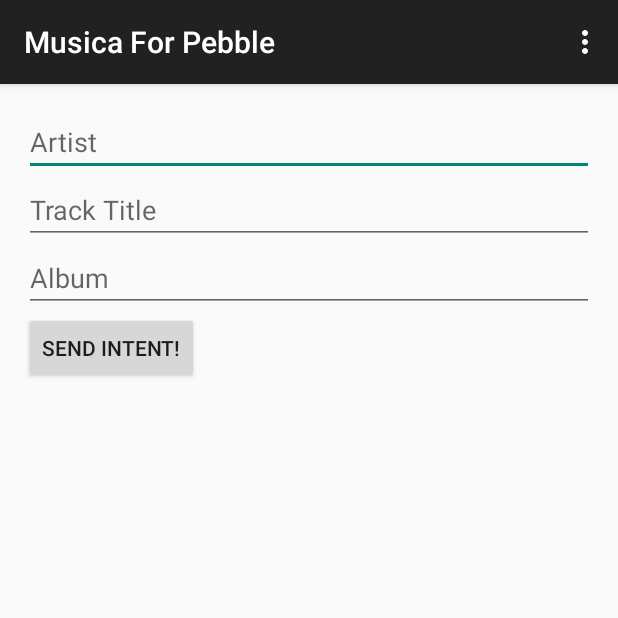
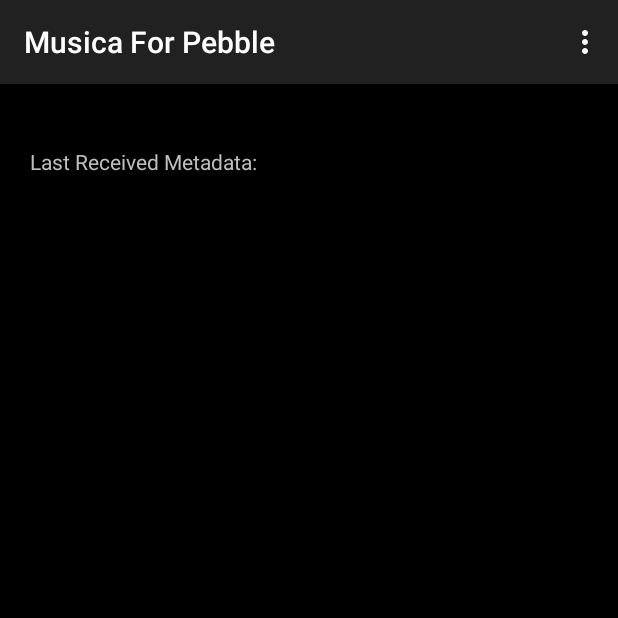
Before and after one commit to ransagy/MusicaForPebble, an Android app: the screen it shows after launch (MainActivity), on a phone screen of 412 x 824 dp, the top half of it. Run offline under Robolectric (Android 15) with nearby library versions, the phone set to English and light mode, and no system bars; libraries missing offline, so code that uses them is left out: com.getpebble.android.

Commit message:
Removed debug UI and added some simple informative UI for latest metadata captured for now. Fixed an issue with untagged files (Ringtones, Recorded voice messages, etc).

```diff
--- a/app/src/main/java/com/ransagy/musicaforpebble/MainActivity.java
+++ b/app/src/main/java/com/ransagy/musicaforpebble/MainActivity.java
@@ -1,22 +1,46 @@
 package com.ransagy.musicaforpebble;
 
+import android.content.BroadcastReceiver;
+import android.content.Context;
 import android.content.Intent;
+import android.content.IntentFilter;
 import android.os.Bundle;
+import android.os.Handler;
+import android.support.v4.content.LocalBroadcastManager;
 import android.support.v7.app.ActionBarActivity;
+import android.util.Pair;
 import android.view.Menu;
 import android.view.MenuItem;
 import android.view.View;
 import android.widget.TextView;
 
-public class MainActivity extends ActionBarActivity implements View.OnClickListener {
+public class MainActivity extends ActionBarActivity {
+
+    private String[] metaArray = null;
+
+    private BroadcastReceiver mServiceDataReceiver = new BroadcastReceiver() {
+        @Override
+        public void onReceive(Context context, Intent intent) {
+            // Extract metadata from intent.
+            metaArray = intent.getStringArrayExtra(MetaChangedService.LOCAL_DATA);
+
+            // Handle Android UI operations in a handler
+            new Handler().post(new Runnable() {
+                @Override
+                public void run() {
+                    // Set UI fields to the new values.
+                    ((TextView) findViewById(R.id.txtArtistMain)).setText(metaArray[0]);
+                    ((TextView) findViewById(R.id.txtTrackMain)).setText(metaArray[1]);
+                    ((TextView) findViewById(R.id.txtAlbumMain)).setText(metaArray[2]);
+                }
+            });
+        }
+    };
 
     @Override
     protected void onCreate(Bundle savedInstanceState) {
         super.onCreate(savedInstanceState);
         setContentView(R.layout.activity_main);
-
-        // Set this class to listen to click events on our buttons.
-        findViewById(R.id.sendIntentButton).setOnClickListener(this);
 
         // Only if we're not running yet, start our service with an explicit intent.
         if (!MetaChangedService.IsRunning) {
@@ -24,23 +48,9 @@ public class MainActivity extends ActionBarActivity implements View.OnClickListe
             i.setClass(this, MetaChangedService.class);
             this.startService(i);
         }
-    }
 
-    @Override
-    public void onClick(View v) {
-        switch (v.getId()) {
-            case R.id.sendIntentButton:
-                // Make an intent to mimic a real metadata change broadcast.
-                Intent i = new Intent(MetaHelper.ANDROID_MUSIC_METACHANGED_INTENT);
-
-                // Use the UI values for the intent.
-                i.putExtra(MetaHelper.MetadataParts.ARTIST, ((TextView) findViewById(R.id.txtArtist)).getText().toString());
-                i.putExtra(MetaHelper.MetadataParts.TRACK, ((TextView) findViewById(R.id.txtTrack)).getText().toString());
-                i.putExtra(MetaHelper.MetadataParts.ALBUM, ((TextView) findViewById(R.id.txtAlbum)).getText().toString());
-
-                sendBroadcast(i);
-                break;
-        }
+        // Register for changes sent from our service.
+        LocalBroadcastManager.getInstance(getApplicationContext()).registerReceiver(mServiceDataReceiver, new IntentFilter(MetaChangedService.LOCAL_INTENT));
     }
 
     @Override
--- a/app/src/main/java/com/ransagy/musicaforpebble/MetaChangedService.java
+++ b/app/src/main/java/com/ransagy/musicaforpebble/MetaChangedService.java
@@ -6,8 +6,10 @@ import android.content.Context;
 import android.content.Intent;
 import android.content.IntentFilter;
 import android.media.AudioManager;
+import android.os.Bundle;
 import android.os.Handler;
 import android.os.IBinder;
+import android.support.v4.content.LocalBroadcastManager;
 import android.util.Log;
 import android.util.Pair;
 import android.view.KeyEvent;
@@ -18,14 +20,16 @@ import com.getpebble.android.kit.util.PebbleDictionary;
 public class MetaChangedService extends Service {
 
     public static boolean IsRunning = false;
+    public static final String LOCAL_INTENT = "MetaChangedServiceUpdate";
+    public static final String LOCAL_DATA = "Data";
 
     private AudioManager audioManagerInstance;
     private final String LOG_TAG = this.getClass().getSimpleName();
     private Handler uiHandler = new Handler();
 
-    private Pair<String,String> lastArtist = new Pair<>("","");
-    private Pair<String,String> lastTrack = new Pair<>("","");
-    private Pair<String,String> lastAlbum = new Pair<>("","");
+    private Pair<String, String> lastArtist = new Pair<>("", "");
+    private Pair<String, String> lastTrack = new Pair<>("", "");
+    private Pair<String, String> lastAlbum = new Pair<>("", "");
 
     private BroadcastReceiver mMetaChangedReceiver = new BroadcastReceiver() {
         @Override
@@ -35,11 +39,15 @@ public class MetaChangedService extends Service {
             String album = intent.getStringExtra(MetaHelper.MetadataParts.ALBUM);
             String track = intent.getStringExtra(MetaHelper.MetadataParts.TRACK);
 
-            lastArtist = RTLHelper.ReorderRTLTextForPebble(artist, 13);
-            lastTrack = RTLHelper.ReorderRTLTextForPebble(track, 10);
-            lastAlbum = RTLHelper.ReorderRTLTextForPebble(album, 13);
+            lastArtist = RTLHelper.ReorderRTLTextForPebble(artist, PebbleHelper.MAX_LARGE_BOLD_TEXT_PER_LINE);
+            lastTrack = RTLHelper.ReorderRTLTextForPebble(track, PebbleHelper.MAX_SMALL_BOLD_TEXT_PER_LINE);
+            lastAlbum = RTLHelper.ReorderRTLTextForPebble(album, PebbleHelper.MAX_LARGE_BOLD_TEXT_PER_LINE);
 
             PebbleHelper.SendMetadataToWatch(getApplicationContext(), lastArtist, lastAlbum, lastTrack);
+
+            Intent localIntent = new Intent(LOCAL_INTENT);
+            localIntent.putExtra(LOCAL_DATA, new String[]{artist, track, album});
+            LocalBroadcastManager.getInstance(getApplicationContext()).sendBroadcast(localIntent);
         }
     };
 
@@ -75,6 +83,8 @@ public class MetaChangedService extends Service {
         @Override
         public void receiveData(final Context context, final int transactionId, final PebbleDictionary data) {
 
+            PebbleKit.sendAckToPebble(getApplicationContext(), transactionId);
+
             if (data.contains(PebbleHelper.AppKeys.INIT)) {
                 Log.i(LOG_TAG, "Received init data from watchapp.");
                 PebbleHelper.SendMetadataToWatch(getApplicationContext(), lastArtist, lastAlbum, lastTrack);
@@ -104,8 +114,6 @@ public class MetaChangedService extends Service {
                         /* Update your UI here. */
                 }
             });
-
-            PebbleKit.sendAckToPebble(getApplicationContext(), transactionId);
         }
     };
 
@@ -134,7 +142,7 @@ public class MetaChangedService extends Service {
         audioManagerInstance = (AudioManager) getApplicationContext().getSystemService(Context.AUDIO_SERVICE);
 
         // Register our metadata change receiver and flag we're running already.
-        registerReceiver(mMetaChangedReceiver, new IntentFilter(MetaHelper.ANDROID_MUSIC_METACHANGED_INTENT));
+        registerReceiver(mMetaChangedReceiver, new IntentFilter(MetaHelper.ANDROID_MUSIC_META_CHANGED_INTENT));
 
         // Register Pebble receivers.
         PebbleKit.registerPebbleConnectedReceiver(getApplicationContext(), mPebbleConnectedReceiver);
--- a/app/src/main/java/com/ransagy/musicaforpebble/MetaHelper.java
+++ b/app/src/main/java/com/ransagy/musicaforpebble/MetaHelper.java
@@ -2,7 +2,7 @@ package com.ransagy.musicaforpebble;
 
 public class MetaHelper {
 
-    public static final String ANDROID_MUSIC_METACHANGED_INTENT = "com.android.music.metachanged";
+    public static final String ANDROID_MUSIC_META_CHANGED_INTENT = "com.android.music.metachanged";
 
     public class MetadataParts {
         public static final String TRACK = "track";
--- a/app/src/main/java/com/ransagy/musicaforpebble/PebbleHelper.java
+++ b/app/src/main/java/com/ransagy/musicaforpebble/PebbleHelper.java
@@ -11,6 +11,8 @@ import java.util.UUID;
 public class PebbleHelper {
 
     public final static UUID PEBBLE_APP_UUID = UUID.fromString("71bfc6b0-3969-463d-857b-14ad6004224b");
+    public final static int MAX_LARGE_BOLD_TEXT_PER_LINE = 13;
+    public final static int MAX_SMALL_BOLD_TEXT_PER_LINE = 10;
 
     public class AppKeys {
         public static final int ARTIST = 0x0;
--- a/app/src/main/java/com/ransagy/musicaforpebble/RTLHelper.java
+++ b/app/src/main/java/com/ransagy/musicaforpebble/RTLHelper.java
@@ -13,6 +13,8 @@ public class RTLHelper {
     }
 
     public static Pair<String, String> ReorderRTLTextForPebble(String source, int charLimit) {
+        if (source == null || source == "") return new Pair<>("","");
+
         if (!hebrewPattern.matcher(source).find()) {
             return new Pair<>(source, "");
         } else {
--- a/app/src/main/res/layout/activity_main.xml
+++ b/app/src/main/res/layout/activity_main.xml
@@ -3,50 +3,105 @@
     android:layout_height="match_parent" android:paddingLeft="@dimen/activity_horizontal_margin"
     android:paddingRight="@dimen/activity_horizontal_margin"
     android:paddingTop="@dimen/activity_vertical_margin"
-    android:paddingBottom="@dimen/activity_vertical_margin" tools:context=".MainActivity">
+    android:paddingBottom="@dimen/activity_vertical_margin" tools:context=".MainActivity"
+    android:background="@android:color/background_dark">
 
-    <Button
-        style="?android:attr/buttonStyleSmall"
+    <TextView
         android:layout_width="wrap_content"
         android:layout_height="wrap_content"
-        android:text="@string/sendIntent"
-        android:id="@+id/sendIntentButton"
-        android:onClick="onClick"
-        android:layout_below="@+id/txtAlbum"
+        android:text="Last Received Metadata:"
+        android:id="@+id/txtLastReceived"
+        android:layout_alignParentTop="true"
+        android:layout_marginTop="26dp"
+        android:layout_alignParentRight="true"
+        android:layout_alignParentEnd="true"
+        android:textColor="@android:color/secondary_text_dark"
+        android:textSize="@dimen/abc_text_size_small_material"
+        android:paddingLeft="@dimen/abc_control_padding_material"
         android:layout_alignParentLeft="true"
         android:layout_alignParentStart="true" />
 
-    <EditText
+    <TextView
         android:layout_width="wrap_content"
         android:layout_height="wrap_content"
-        android:id="@+id/txtArtist"
+        android:id="@+id/txtArtistMain"
+        android:layout_marginTop="26dp"
+        android:textColor="@android:color/primary_text_dark"
+        android:textSize="@dimen/abc_text_size_medium_material"
+        android:layout_below="@+id/txtLastReceived"
         android:layout_alignParentLeft="true"
         android:layout_alignParentStart="true"
-        android:autoText="false"
-        android:hint="Artist"
-        android:layout_alignParentRight="true"
-        android:layout_alignParentEnd="true" />
+        android:layout_alignRight="@+id/txtLastReceived"
+        android:layout_alignEnd="@+id/txtLastReceived"
+        android:paddingLeft="@dimen/abc_control_padding_material" />
 
-    <EditText
+    <TextView
         android:layout_width="wrap_content"
         android:layout_height="wrap_content"
-        android:id="@+id/txtTrack"
-        android:hint="Track Title"
-        android:layout_below="@+id/txtArtist"
+        android:id="@+id/txtArtistSecondary"
+        android:layout_marginTop="10dp"
+        android:textColor="@android:color/primary_text_dark"
+        android:textSize="@dimen/abc_text_size_medium_material"
+        android:paddingLeft="@dimen/abc_control_padding_material"
+        android:layout_below="@+id/txtArtistMain"
         android:layout_alignParentLeft="true"
         android:layout_alignParentStart="true"
-        android:layout_alignParentRight="true"
-        android:layout_alignParentEnd="true" />
+        android:layout_alignRight="@+id/txtArtistMain"
+        android:layout_alignEnd="@+id/txtArtistMain" />
 
-    <EditText
+    <TextView
         android:layout_width="wrap_content"
         android:layout_height="wrap_content"
-        android:id="@+id/txtAlbum"
-        android:hint="Album"
-        android:layout_below="@+id/txtTrack"
+        android:id="@+id/txtTrackMain"
+        android:layout_marginTop="26dp"
+        android:textColor="@android:color/primary_text_dark"
+        android:textSize="@dimen/abc_text_size_medium_material"
+        android:layout_below="@+id/txtArtistSecondary"
         android:layout_alignParentLeft="true"
         android:layout_alignParentStart="true"
-        android:layout_alignParentRight="true"
-        android:layout_alignParentEnd="true" />
+        android:layout_alignRight="@+id/txtArtistSecondary"
+        android:paddingLeft="@dimen/abc_control_padding_material"
+        android:layout_alignEnd="@+id/txtArtistSecondary" />
 
+    <TextView
+        android:layout_width="wrap_content"
+        android:layout_height="wrap_content"
+        android:id="@+id/txtTrackSecondary"
+        android:layout_marginTop="10dp"
+        android:textColor="@android:color/primary_text_dark"
+        android:textSize="@dimen/abc_text_size_medium_material"
+        android:paddingLeft="@dimen/abc_control_padding_material"
+        android:layout_below="@+id/txtTrackMain"
+        android:layout_alignParentLeft="true"
+        android:layout_alignParentStart="true"
+        android:layout_alignRight="@+id/txtTrackMain"
+        android:layout_alignEnd="@+id/txtTrackMain" />
+
+    <TextView
+        android:layout_width="wrap_content"
+        android:layout_height="wrap_content"
+        android:id="@+id/txtAlbumMain"
+        android:layout_marginTop="26dp"
+        android:textColor="@android:color/primary_text_dark"
+        android:textSize="@dimen/abc_text_size_medium_material"
+        android:layout_below="@+id/txtTrackSecondary"
+        android:layout_alignParentLeft="true"
+        android:layout_alignParentStart="true"
+        android:layout_alignRight="@+id/txtTrackSecondary"
+        android:paddingLeft="@dimen/abc_control_padding_material"
+        android:layout_alignEnd="@+id/txtTrackSecondary" />
+
+    <TextView
+        android:layout_width="wrap_content"
+        android:layout_height="wrap_content"
+        android:id="@+id/textView"
+        android:layout_marginTop="10dp"
+        android:textColor="@android:color/primary_text_dark"
+        android:textSize="@dimen/abc_text_size_medium_material"
+        android:paddingLeft="@dimen/abc_control_padding_material"
+        android:layout_below="@+id/txtAlbumMain"
+        android:layout_alignParentLeft="true"
+        android:layout_alignParentStart="true"
+        android:layout_alignRight="@+id/txtAlbumMain"
+        android:layout_alignEnd="@+id/txtAlbumMain" />
 </RelativeLayout>
```
